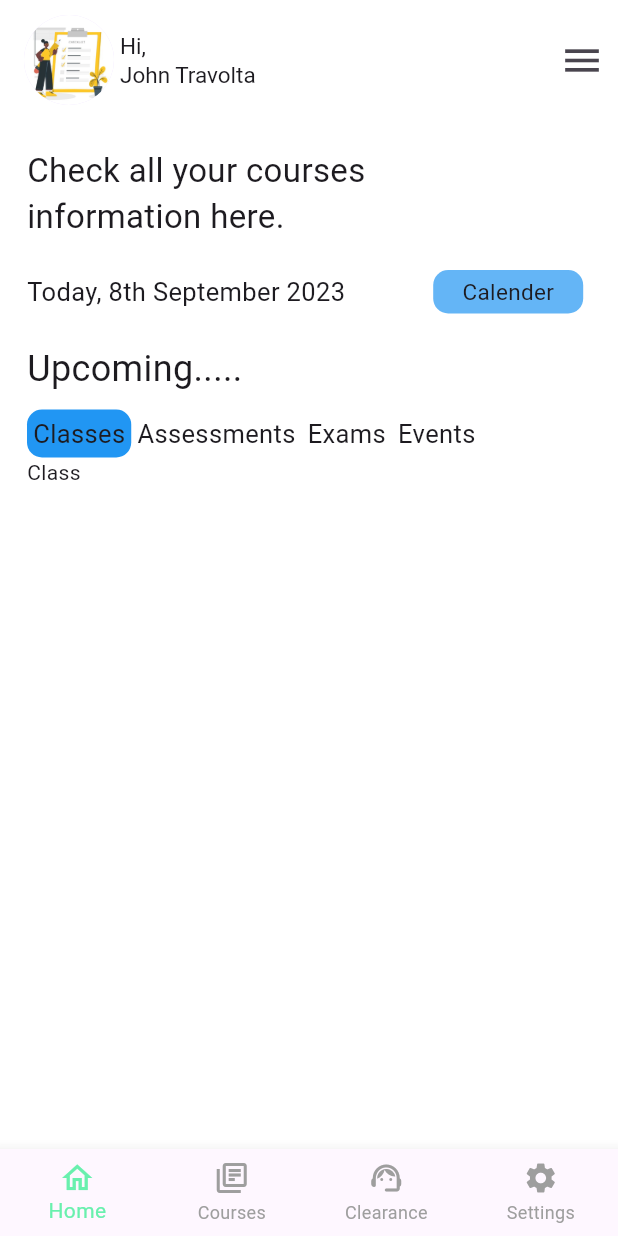
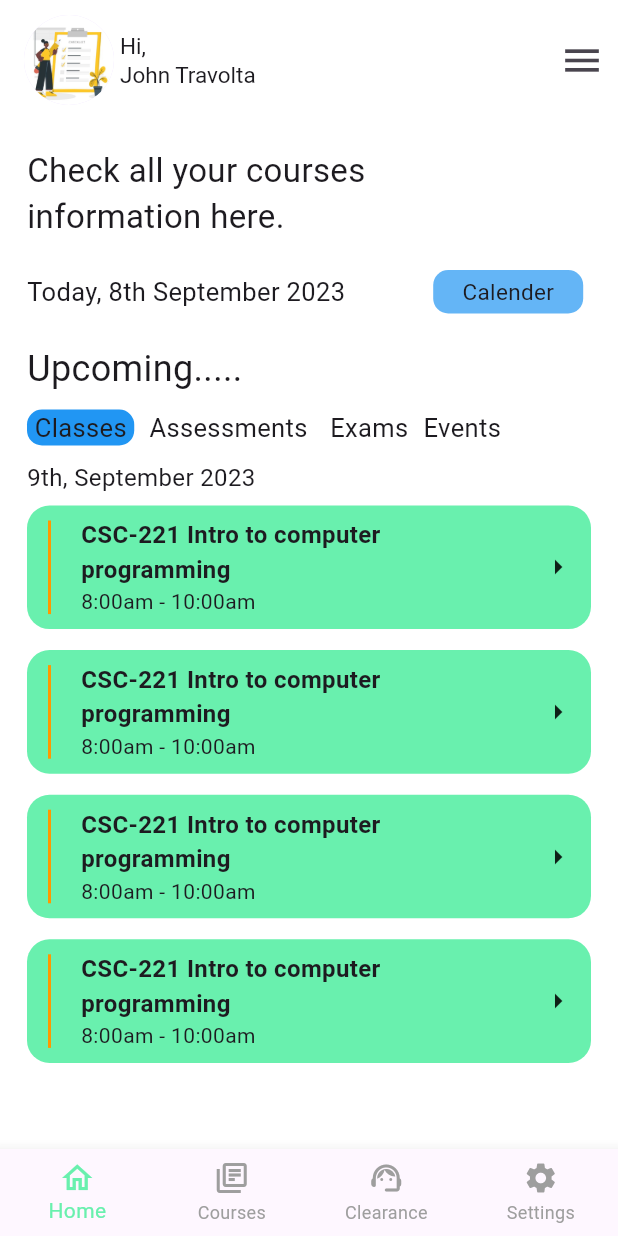
Before and after one commit to sirisenju/Ng-Clearance, a Flutter app: the HomePage screen opened directly with empty values, on a phone screen of 412 x 824 dp. Run offline on Flutter 3.47's test engine with Material 2 defaults, Android fonts, the phone set to English and light mode, and no system bars.

Commit message:
added new screens

```diff
--- a/clearance_proj/lib/screens/home.dart
+++ b/clearance_proj/lib/screens/home.dart
@@ -1,3 +1,7 @@
+import 'package:clearance_proj/screens/sub_screens/assessments.dart';
+import 'package:clearance_proj/screens/sub_screens/events.dart';
+import 'package:clearance_proj/screens/sub_screens/exams.dart';
+import 'package:clearance_proj/screens/sub_screens/sch_classes.dart';
 import 'package:flutter/material.dart';
 
 class HomePage extends StatefulWidget {
@@ -137,43 +141,77 @@ class _HomePageState extends State<HomePage> {
                         ),
                         Row(
                           children: [
-                            Container(
-                              decoration: BoxDecoration(
-                                  color: Colors.blue,
-                                  borderRadius: BorderRadius.circular(10.0)),
-                              child: Padding(
-                                padding: const EdgeInsets.all(4.0),
-                                child: InkWell(
+                            InkWell(
                               onTap: (){
                                 return handleButtonTap(0);
                                 //event
                               },
-                                  child: const Text(
+                              child: Container(
+                                decoration: BoxDecoration(
+                                  color: selectedPageIndex == 0 ? Colors.blue : Colors.transparent,
+                                  borderRadius: BorderRadius.circular(10.0)
+                                ),
+                                child: const Padding(
+                                  padding: EdgeInsets.only(left: 5.0, right: 5.0),
+                                  child: Text(
                                     "Classes",
                                     style: TextStyle(fontSize: 17),
                                   ),
                                 ),
                               ),
                             ),
-                            const Padding(
-                              padding: EdgeInsets.all(4.0),
+                            InkWell(
+                              onTap: (){
+                                return handleButtonTap(1);
+                              },
+                              child: Container(
+                                decoration: BoxDecoration(
+                                    color: selectedPageIndex == 1 ? Colors.blue : Colors.transparent,
+                                    borderRadius: BorderRadius.circular(10.0)
+                                ),
+                                child: const Padding(
+                                  padding: EdgeInsets.only(left: 10.0, right: 10.0),
                                   child: Text(
                                     "Assessments",
                                     style: TextStyle(fontSize: 17),
                                   ),
                                 ),
-                            const Padding(
-                              padding: EdgeInsets.all(4.0),
+                              ),
+                            ),
+                            InkWell(
+                              onTap: (){
+                                return handleButtonTap(2);
+                              },
+                              child: Container(
+                                decoration: BoxDecoration(
+                                    color: selectedPageIndex == 2 ? Colors.blue : Colors.transparent,
+                                    borderRadius: BorderRadius.circular(10.0)
+                                ),
+                                child: const Padding(
+                                  padding: EdgeInsets.only(left: 5.0, right: 5.0),
                                   child: Text(
                                     "Exams",
                                     style: TextStyle(fontSize: 17),
                                   ),
                                 ),
-                            const Padding(
-                              padding: EdgeInsets.all(4.0),
+                              ),
+                            ),
+                            InkWell(
+                              onTap: (){
+                                return handleButtonTap(3);
+                              },
+                              child: Container(
+                                decoration: BoxDecoration(
+                                    color: selectedPageIndex == 3 ? Colors.blue : Colors.transparent,
+                                    borderRadius: BorderRadius.circular(10.0)
+                                ),
+                                child: const Padding(
+                                  padding: EdgeInsets.only(left: 5.0, right: 5.0),
                                   child: Text(
                                     "Events",
                                     style: TextStyle(fontSize: 17),
+                                  ),
+                                ),
                               ),
                             ),
                           ],
@@ -229,31 +267,19 @@ class _HomePageState extends State<HomePage> {
         return const Sch_Classes();
       case 1:
         return const Assessments();
+      case 2:
+        return const Exams();
+      case 3:
+        return const Events();
       default:
-        return DefaultPageContent();
+        return const DefaultPageContent();
     }
   }
 }
 
-class Sch_Classes extends StatelessWidget {
-  const Sch_Classes({super.key});
-
-  @override
-  Widget build(BuildContext context) {
-    return const Text("Class");
-  }
-}
-
-class Assessments extends StatelessWidget {
-  const Assessments({super.key});
-
-  @override
-  Widget build(BuildContext context) {
-    return const Text("Assessments");
-  }
-}
-
+//default screen
 class DefaultPageContent extends StatelessWidget {
+  const DefaultPageContent({super.key});
   @override
   Widget build(BuildContext context) {
     return const Center(
--- a/clearance_proj/lib/screens/login_page.dart
+++ b/clearance_proj/lib/screens/login_page.dart
@@ -19,7 +19,7 @@ class _LoginPageState extends State<LoginPage> {
 
     // size of the device
     final screenWidth = MediaQuery.of(context).size.width;
-    final screenHeight = MediaQuery.of(context).size.height;
+    //final screenHeight = MediaQuery.of(context).size.height;
     final MediaQueryData mediaQueryData = MediaQuery.of(context);
 
 
@@ -55,10 +55,10 @@ class _LoginPageState extends State<LoginPage> {
                         child: TextFormField(
                           controller: emailController,
                           decoration: InputDecoration(
-                            border: OutlineInputBorder(), labelText: "Email",
+                            border: const OutlineInputBorder(), labelText: "Email",
                             enabledBorder: OutlineInputBorder(
                               borderRadius: BorderRadius.circular(10.0),
-                              borderSide: BorderSide(
+                              borderSide: const BorderSide(
                                 //color: Colors.red,
                                 width: 1.4,
                               ),
@@ -78,10 +78,10 @@ class _LoginPageState extends State<LoginPage> {
                           obscureText: true,
                           controller: passwordController,
                           decoration: InputDecoration(
-                            border: OutlineInputBorder(), labelText: "Password",
+                            border: const OutlineInputBorder(), labelText: "Password",
                             enabledBorder: OutlineInputBorder(
                               borderRadius: BorderRadius.circular(10.0),
-                              borderSide: BorderSide(
+                              borderSide: const BorderSide(
                                 //color: Colors.red,
                                 width: 1.5,
                               ),
--- /dev/null
+++ b/clearance_proj/lib/screens/sub_screens/assessments.dart
@@ -0,0 +1,10 @@
+import 'package:flutter/material.dart';
+
+class Assessments extends StatelessWidget {
+  const Assessments({super.key});
+
+  @override
+  Widget build(BuildContext context) {
+    return const Text("Assessments");
+  }
+}
--- /dev/null
+++ b/clearance_proj/lib/screens/sub_screens/events.dart
@@ -0,0 +1,9 @@
+import 'package:flutter/material.dart';
+
+class Events extends StatelessWidget {
+  const Events({super.key});
+  @override
+  Widget build(BuildContext context) {
+    return const Text("Events");
+  }
+}
--- /dev/null
+++ b/clearance_proj/lib/screens/sub_screens/exams.dart
@@ -0,0 +1,10 @@
+import 'package:flutter/material.dart';
+
+class Exams extends StatelessWidget {
+  const Exams({super.key});
+
+  @override
+  Widget build(BuildContext context) {
+    return const Text("exams");
+  }
+}
--- /dev/null
+++ b/clearance_proj/lib/screens/sub_screens/sch_classes.dart
@@ -0,0 +1,199 @@
+import 'package:flutter/material.dart';
+
+class Sch_Classes extends StatelessWidget {
+  const Sch_Classes({super.key});
+  @override
+  Widget build(BuildContext context) {
+
+    //size of the device
+    final screenWidth = MediaQuery.of(context).size.width;
+    final screenHeight = MediaQuery.of(context).size.height;
+
+    return Column(
+      crossAxisAlignment: CrossAxisAlignment.start,
+      children: [
+        const SizedBox(
+          height: 10,
+        ),
+        const Text(
+          "9th, September 2023",
+          style: TextStyle(
+              fontSize: 16
+          ),
+        ),
+        Padding(
+          padding: const EdgeInsets.only(top: 7, bottom: 7),
+          child: Container(
+            height: screenHeight / 10,
+            width: screenWidth,
+            decoration: BoxDecoration(
+                color: Colors.greenAccent,
+                borderRadius: BorderRadius.circular(15.0)
+            ),
+            child: const Row(
+              children: [
+                VerticalDivider(
+                  width: 30,
+                  indent: 10.0,
+                  endIndent: 10.0,
+                  thickness: 2,
+                  color: Colors.orange,
+                ),
+                Expanded(
+                  child: Padding(
+                    padding: EdgeInsets.symmetric(horizontal: 6.0),
+                    child: Column(
+                      crossAxisAlignment: CrossAxisAlignment.start,
+                      mainAxisAlignment: MainAxisAlignment.center,
+                      children: [
+                        Text("CSC-221 Intro to computer programming",
+                          style: TextStyle(
+                              fontSize: 16,
+                              fontWeight: FontWeight.w600
+                          ),),
+                        Text("8:00am - 10:00am")
+                      ],
+                    ),
+                  ),
+                ),
+                Padding(
+                  padding: EdgeInsets.all(10.0),
+                  child: Icon(Icons.arrow_right),
+                ),
+              ],
+            ),
+          ),
+        ),
+        Padding(
+          padding: const EdgeInsets.only(top: 7, bottom: 7),
+          child: Container(
+            height: screenHeight / 10,
+            width: screenWidth,
+            decoration: BoxDecoration(
+                color: Colors.greenAccent,
+                borderRadius: BorderRadius.circular(15.0)
+            ),
+            child: const Row(
+              children: [
+                VerticalDivider(
+                  width: 30,
+                  indent: 10.0,
+                  endIndent: 10.0,
+                  thickness: 2,
+                  color: Colors.orange,
+                ),
+                Expanded(
+                  child: Padding(
+                    padding: EdgeInsets.symmetric(horizontal: 6.0),
+                    child: Column(
+                      crossAxisAlignment: CrossAxisAlignment.start,
+                      mainAxisAlignment: MainAxisAlignment.center,
+                      children: [
+                        Text("CSC-221 Intro to computer programming",
+                          style: TextStyle(
+                              fontSize: 16,
+                              fontWeight: FontWeight.w600
+                          ),),
+                        Text("8:00am - 10:00am")
+                      ],
+                    ),
+                  ),
+                ),
+                Padding(
+                  padding: EdgeInsets.all(10.0),
+                  child: Icon(Icons.arrow_right),
+                ),
+              ],
+            ),
+          ),
+        ),
+        Padding(
+          padding: const EdgeInsets.only(top: 7, bottom: 7),
+          child: Container(
+            height: screenHeight / 10,
+            width: screenWidth,
+            decoration: BoxDecoration(
+                color: Colors.greenAccent,
+                borderRadius: BorderRadius.circular(15.0)
+            ),
+            child: const Row(
+              children: [
+                VerticalDivider(
+                  width: 30,
+                  indent: 10.0,
+                  endIndent: 10.0,
+                  thickness: 2,
+                  color: Colors.orange,
+                ),
+                Expanded(
+                  child: Padding(
+                    padding: EdgeInsets.symmetric(horizontal: 6.0),
+                    child: Column(
+                      crossAxisAlignment: CrossAxisAlignment.start,
+                      mainAxisAlignment: MainAxisAlignment.center,
+                      children: [
+                        Text("CSC-221 Intro to computer programming",
+                          style: TextStyle(
+                              fontSize: 16,
+                              fontWeight: FontWeight.w600
+                          ),),
+                        Text("8:00am - 10:00am")
+                      ],
+                    ),
+                  ),
+                ),
+                Padding(
+                  padding: EdgeInsets.all(10.0),
+                  child: Icon(Icons.arrow_right),
+                ),
+              ],
+            ),
+          ),
+        ),
+        Padding(
+          padding: const EdgeInsets.only(top: 7, bottom: 7),
+          child: Container(
+            height: screenHeight / 10,
+            width: screenWidth,
+            decoration: BoxDecoration(
+                color: Colors.greenAccent,
+                borderRadius: BorderRadius.circular(15.0)
+            ),
+            child: const Row(
+              children: [
+                VerticalDivider(
+                  width: 30,
+                  indent: 10.0,
+                  endIndent: 10.0,
+                  thickness: 2,
+                  color: Colors.orange,
+                ),
+                Expanded(
+                  child: Padding(
+                    padding: EdgeInsets.symmetric(horizontal: 6.0),
+                    child: Column(
+                      crossAxisAlignment: CrossAxisAlignment.start,
+                      mainAxisAlignment: MainAxisAlignment.center,
+                      children: [
+                        Text("CSC-221 Intro to computer programming",
+                          style: TextStyle(
+                              fontSize: 16,
+                              fontWeight: FontWeight.w600
+                          ),),
+                        Text("8:00am - 10:00am")
+                      ],
+                    ),
+                  ),
+                ),
+                Padding(
+                  padding: EdgeInsets.all(10.0),
+                  child: Icon(Icons.arrow_right),
+                ),
+              ],
+            ),
+          ),
+        ),
+      ],
+    );
+  }
+}
```
Lines whose indentation alone changed are shown as unchanged.
